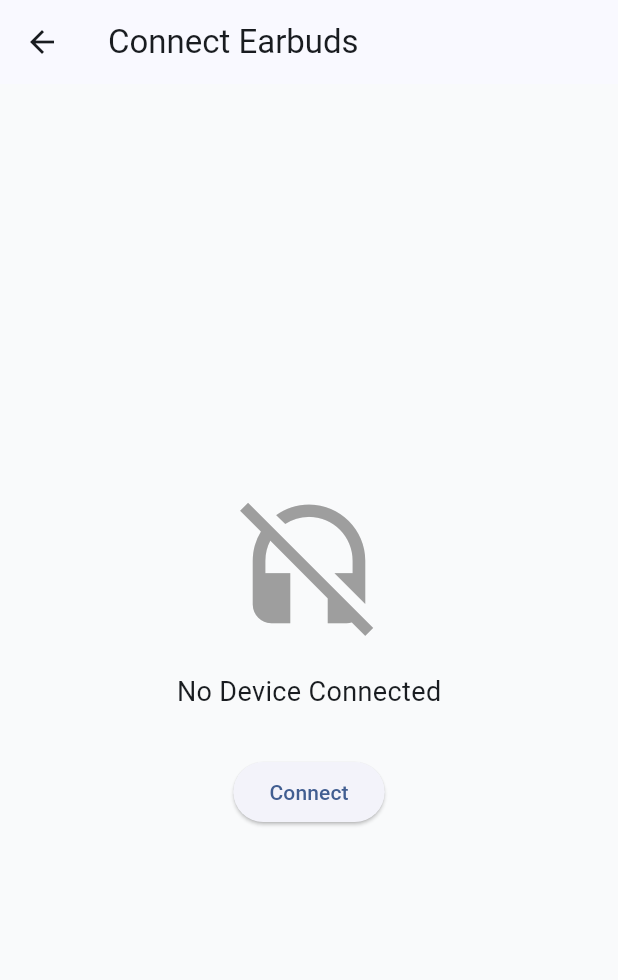
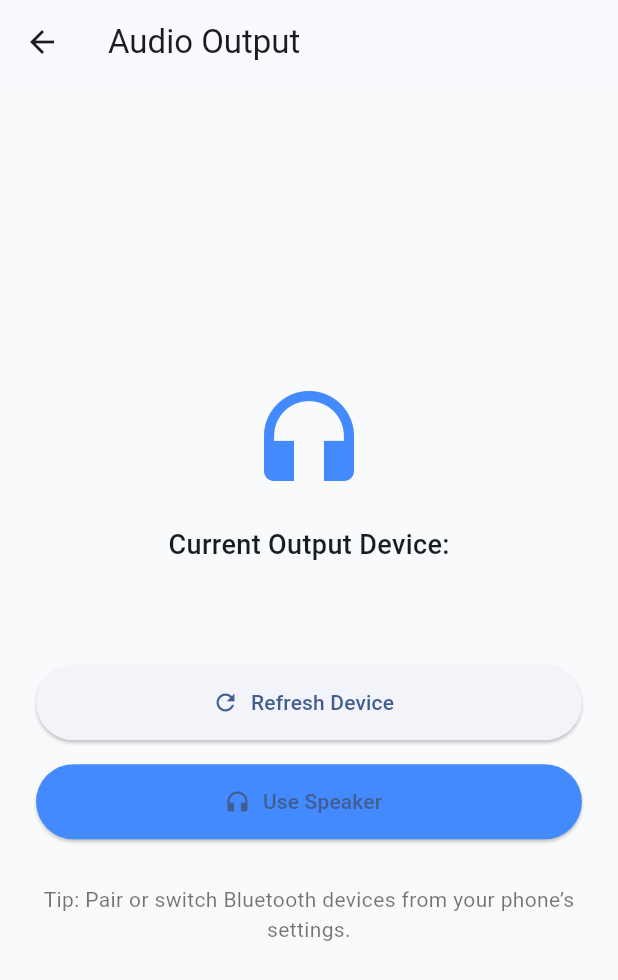
Before and after one commit to msami007/fyp-flutter, a Flutter app: the ConnectDeviceScreen screen opened by its route, on a phone screen of 412 x 824 dp. Shown: the top 980 px of the screen. Run offline on Flutter 3.47's test engine with Material 3 defaults, Android fonts, the light colour scheme and no system bars; our stand-ins replace shared_preferences; missing offline and left inert: audio_session, record; accounts and stored records are empty; Roboto replaces fonts that are missing (Poppins); statements that could not run were skipped.

Commit message:
navigation bar added and air buds are now getting connected and showing in the app

```diff
--- a/lib/data/services/bluetooth_service.dart
+++ b/lib/data/services/bluetooth_service.dart
@@ -0,0 +1,58 @@
+import 'package:audio_session/audio_session.dart';
+import 'package:flutter/foundation.dart';
+import 'package:flutter/services.dart';
+
+class BluetoothServiceManager {
+  static final platform = MethodChannel("com.fyp_flutter/audio_route");
+  static final BluetoothServiceManager _instance = BluetoothServiceManager._internal();
+  factory BluetoothServiceManager() => _instance;
+  BluetoothServiceManager._internal();
+
+  /// Initialize and automatically route audio to Bluetooth if available
+  Future<String> initAudioSession() async {
+    final session = await AudioSession.instance;
+
+    await session.configure(AudioSessionConfiguration(
+      avAudioSessionCategory: AVAudioSessionCategory.playAndRecord,
+      avAudioSessionCategoryOptions:
+      AVAudioSessionCategoryOptions.allowBluetooth |
+      AVAudioSessionCategoryOptions.defaultToSpeaker,
+      androidAudioAttributes: const AndroidAudioAttributes(
+        contentType: AndroidAudioContentType.speech,
+        usage: AndroidAudioUsage.voiceCommunication,
+      ),
+      androidAudioFocusGainType: AndroidAudioFocusGainType.gain,
+      androidWillPauseWhenDucked: false,
+    ));
+
+    // ✅ Activate session
+    await session.setActive(true);
+
+    // ✅ Get list of audio devices
+    final devices = await session.getDevices();
+
+    // ✅ Select a Bluetooth-capable device
+    final bluetoothDevice = devices.firstWhere(
+          (d) =>
+      d.name.toLowerCase().contains("bluetooth") ||
+          d.name.toLowerCase().contains("wave") ||
+          d.name.toLowerCase().contains("buds") ||
+          d.name.toLowerCase().contains("ear"),
+      orElse: () => devices.first,
+    );
+
+    debugPrint("🎧 Auto-selected output device: ${bluetoothDevice.name}");
+
+    return bluetoothDevice.name; // ✅ return it for UI display
+  }
+
+  /// Optional: get active route directly from platform
+  Future<String> getActiveOutput() async {
+    try {
+      final deviceName = await platform.invokeMethod<String>("getActiveAudioDevice");
+      return deviceName ?? "Unknown";
+    } catch (e) {
+      return "Error: $e";
+    }
+  }
+}
--- a/lib/presentation/screens/connect_device_screen.dart
+++ b/lib/presentation/screens/connect_device_screen.dart
@@ -1,4 +1,5 @@
 import 'package:flutter/material.dart';
+import '../../data/services/bluetooth_service.dart';
 
 class ConnectDeviceScreen extends StatefulWidget {
   const ConnectDeviceScreen({super.key});
@@ -8,43 +9,104 @@ class ConnectDeviceScreen extends StatefulWidget {
 }
 
 class _ConnectDeviceScreenState extends State<ConnectDeviceScreen> {
-  bool _isConnected = false;
+  final BluetoothServiceManager _btService = BluetoothServiceManager();
+  String _deviceName = "Detecting audio device...";
+  bool _initialized = false;
+  bool _isSpeakerMode = false;
 
-  void connectEarbuds() {
+  @override
+  void initState() {
+    super.initState();
+    _initializeAudioSession();
+  }
+
+  Future<void> _initializeAudioSession() async {
+    try {
+      final name = await _btService.initAudioSession(); // ✅ now returns selected name
       setState(() {
-      _isConnected = !_isConnected;
+        _deviceName = name;
+        _initialized = true;
       });
+    } catch (e) {
+      setState(() {
+        _deviceName = "Error initializing audio: $e";
+        _initialized = true;
+      });
+    }
+  }
 
-    ScaffoldMessenger.of(context).showSnackBar(SnackBar(
-      content: Text(_isConnected ? 'Earbuds Connected!' : 'Disconnected'),
-    ));
+  Future<void> _refreshDevice() async {
+    final name = await _btService.initAudioSession(); // re-run detection
+    setState(() => _deviceName = name);
+  }
+
+  Future<void> _toggleSpeaker() async {
+    setState(() => _isSpeakerMode = !_isSpeakerMode);
+    if (_isSpeakerMode) {
+      setState(() => _deviceName = "Phone Speaker");
+    } else {
+      final name = await _btService.initAudioSession();
+      setState(() => _deviceName = name);
+    }
   }
 
   @override
   Widget build(BuildContext context) {
     return Scaffold(
-      appBar: AppBar(title: const Text('Connect Earbuds')),
+      appBar: AppBar(title: const Text("Audio Output")),
       body: Center(
+        child: _initialized
+            ? Padding(
+          padding: const EdgeInsets.symmetric(horizontal: 24),
           child: Column(
             mainAxisAlignment: MainAxisAlignment.center,
             children: [
-            Icon(
-              _isConnected ? Icons.headphones : Icons.headset_off,
-              color: _isConnected ? Colors.green : Colors.grey,
-              size: 100,
+              const Icon(Icons.headphones, size: 80, color: Colors.blueAccent),
+              const SizedBox(height: 20),
+              const Text(
+                "Current Output Device:",
+                style: TextStyle(fontSize: 18, fontWeight: FontWeight.w500),
               ),
-            const SizedBox(height: 20),
+              const SizedBox(height: 8),
               Text(
-              _isConnected ? 'Connected to Earbuds' : 'No Device Connected',
-              style: const TextStyle(fontSize: 18),
+                _deviceName,
+                style: const TextStyle(
+                    fontSize: 20, fontWeight: FontWeight.bold),
+                textAlign: TextAlign.center,
               ),
               const SizedBox(height: 30),
-            ElevatedButton(
-              onPressed: connectEarbuds,
-              child: Text(_isConnected ? 'Disconnect' : 'Connect'),
+              ElevatedButton.icon(
+                onPressed: _refreshDevice,
+                icon: const Icon(Icons.refresh),
+                label: const Text("Refresh Device"),
+                style: ElevatedButton.styleFrom(
+                  minimumSize: const Size(double.infinity, 50),
+                ),
+              ),
+              const SizedBox(height: 16),
+              ElevatedButton.icon(
+                onPressed: _toggleSpeaker,
+                icon:
+                Icon(_isSpeakerMode ? Icons.volume_up : Icons.headphones),
+                label:
+                Text(_isSpeakerMode ? "Use Bluetooth" : "Use Speaker"),
+                style: ElevatedButton.styleFrom(
+                  minimumSize: const Size(double.infinity, 50),
+                  backgroundColor: _isSpeakerMode
+                      ? Colors.orangeAccent
+                      : Colors.blueAccent,
+                ),
+              ),
+              const SizedBox(height: 30),
+              const Text(
+                "Tip: Pair or switch Bluetooth devices from your phone’s settings.",
+                textAlign: TextAlign.center,
+                style: TextStyle(fontSize: 14, color: Colors.black54),
               ),
             ],
           ),
+        )
+            : const CircularProgressIndicator(),
       ),
     );
   }
--- a/lib/presentation/screens/login_screen.dart
+++ b/lib/presentation/screens/login_screen.dart
@@ -40,7 +40,7 @@ class _LoginScreenState extends State<LoginScreen> {
         await prefs.setString('jwt_token', data['token']);
 
         if (!mounted) return;
-        Navigator.pushReplacementNamed(context, AppRoutes.home);
+        Navigator.pushReplacementNamed(context, AppRoutes.main);
       } else {
         ScaffoldMessenger.of(context).showSnackBar(
           SnackBar(content: Text(data['message'] ?? 'Login failed')),
--- a/lib/routes/app_routes.dart
+++ b/lib/routes/app_routes.dart
@@ -4,11 +4,13 @@ import '../presentation/screens/login_screen.dart';
 import '../presentation/screens/signup_screen.dart';
 import '../presentation/screens/home_screen.dart';
 import '../presentation/screens/connect_device_screen.dart';
+import '../presentation/screens/main_screen.dart'; // 👈 add this import
 
 class AppRoutes {
   static const String splash = '/';
   static const String login = '/login';
   static const String signup = '/signup';
+  static const String main = '/main'; // 👈 add this
   static const String home = '/home';
   static const String connectDevice = '/connect-device';
 
@@ -16,6 +18,7 @@ class AppRoutes {
     splash: (context) => const SplashScreen(),
     login: (context) => const LoginScreen(),
     signup: (context) => const SignupScreen(),
+    main: (context) => const MainScreen(), // 👈 add this
     home: (context) => const HomeScreen(),
     connectDevice: (context) => const ConnectDeviceScreen(),
   };
--- a/pubspec.yaml
+++ b/pubspec.yaml
@@ -42,6 +42,9 @@ dependencies:
   shared_preferences: ^2.3.2
   record: ^6.1.2
   path_provider: ^2.1.5
+  flutter_blue_plus: ^1.30.0
+  permission_handler: ^11.3.1
+  audio_session: ^0.1.16
 
 dev_dependencies:
   flutter_test:
```
Also changed, not shown: lib/presentation/screens/home_screen.dart (+5 -4 lines), pubspec.lock, 5 other files. Lines whose indentation alone changed are shown as unchanged.
